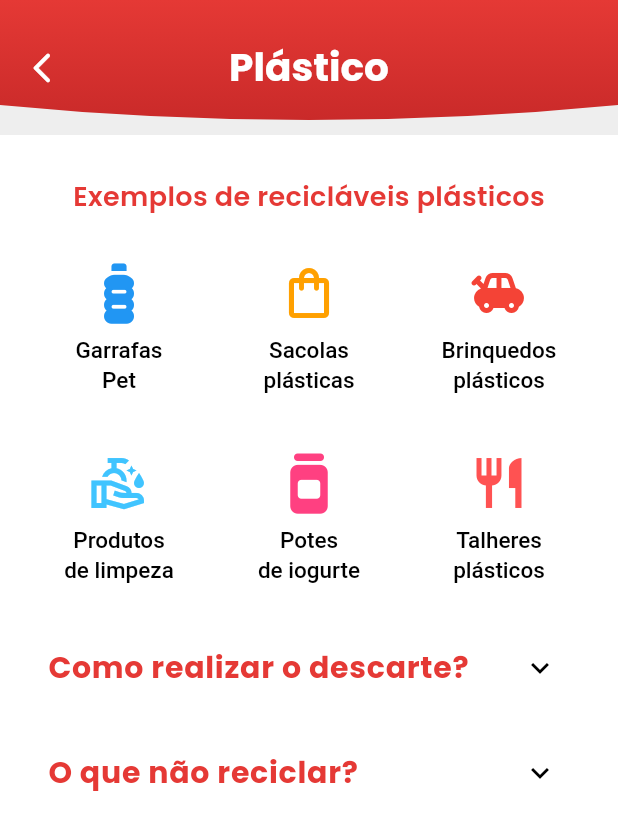
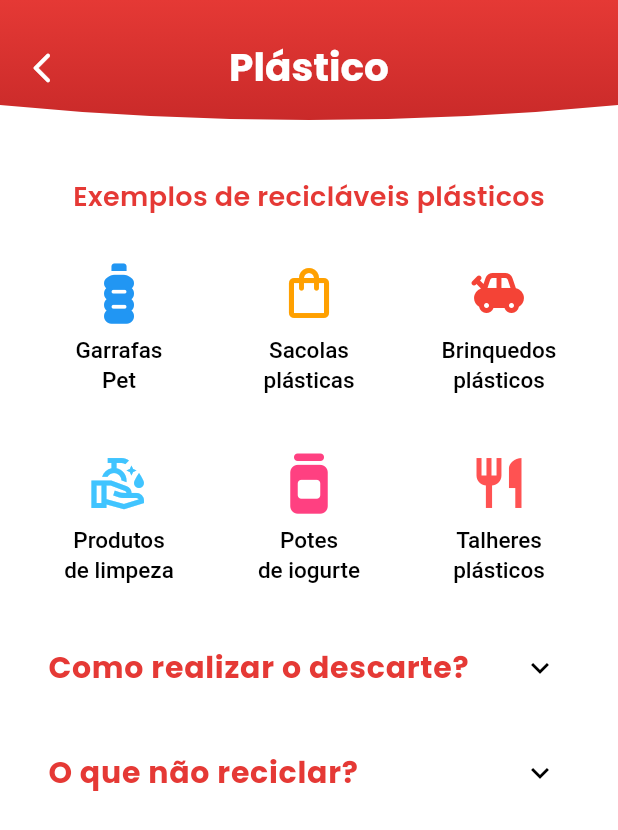
Before and after one commit to Nina-ns/Taca-la, a Flutter app: the screen it shows after launch, after a tap on "Plástico", on a phone screen of 412 x 824 dp. Shown: the top 830 px of the screen. Run offline on Flutter 3.47's test engine with Material 3 defaults, Android fonts, the phone set to English and light mode, and no system bars; our stand-ins replace font_awesome_flutter, google_fonts; network calls fail.

Commit message:
refactor: removendo a backgroundColor da appbar

```diff
--- a/lib/app/modules/infos/info_metal.dart
+++ b/lib/app/modules/infos/info_metal.dart
@@ -12,7 +12,6 @@ class InfoMetal extends StatelessWidget {
     return Scaffold(
       appBar: AppBar(
         toolbarHeight: 90,
-        backgroundColor: Colors.grey[200],
         flexibleSpace: ClipPath(
           clipper: CustomShapeClipper(),
           child: Container(
--- a/lib/app/modules/infos/info_papel.dart
+++ b/lib/app/modules/infos/info_papel.dart
@@ -12,7 +12,6 @@ class InfoPapel extends StatelessWidget {
     return Scaffold(
       appBar: AppBar(
         toolbarHeight: 90,
-        backgroundColor: Colors.grey[200],
         flexibleSpace: ClipPath(
           clipper: CustomShapeClipper(),
           child: Container(
--- a/lib/app/modules/infos/info_plastico.dart
+++ b/lib/app/modules/infos/info_plastico.dart
@@ -12,7 +12,6 @@ class InfoPlastico extends StatelessWidget {
     return Scaffold(
       appBar: AppBar(
         toolbarHeight: 90,
-        backgroundColor: Colors.grey[200],
         flexibleSpace: ClipPath(
           clipper: CustomShapeClipper(),
           child: Container(
--- a/lib/app/modules/infos/info_vidro.dart
+++ b/lib/app/modules/infos/info_vidro.dart
@@ -12,7 +12,6 @@ class InfoVidro extends StatelessWidget {
     return Scaffold(
       appBar: AppBar(
         toolbarHeight: 90,
-        backgroundColor: Colors.grey[200],
         flexibleSpace: ClipPath(
           clipper: CustomShapeClipper(),
           child: Container(
--- a/lib/app/modules/pagina-inicial/pagina_inicial_view.dart
+++ b/lib/app/modules/pagina-inicial/pagina_inicial_view.dart
@@ -10,7 +10,6 @@ class PaginaInicialView extends StatelessWidget {
     return Scaffold(
       appBar: AppBar(
         toolbarHeight: 100,
-        backgroundColor: Colors.grey[200],
         centerTitle: true,
         title: Text(
           'Taca-lá',
--- a/lib/app/modules/pontos-coleta/pontos_coleta_view.dart
+++ b/lib/app/modules/pontos-coleta/pontos_coleta_view.dart
@@ -9,7 +9,6 @@ class PontosColetaView extends StatelessWidget {
     return Scaffold(
       appBar: AppBar(
         toolbarHeight: 90,
-        backgroundColor: Colors.grey[200],
         flexibleSpace: ClipPath(
           clipper: CustomShapeClipper(),
           child: Container(
```
Also changed, not shown: pubspec.lock.
